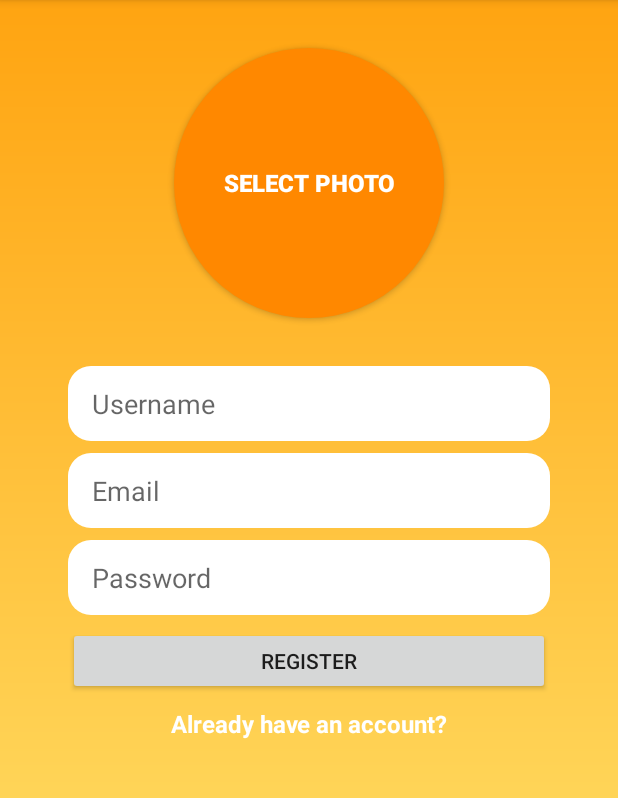
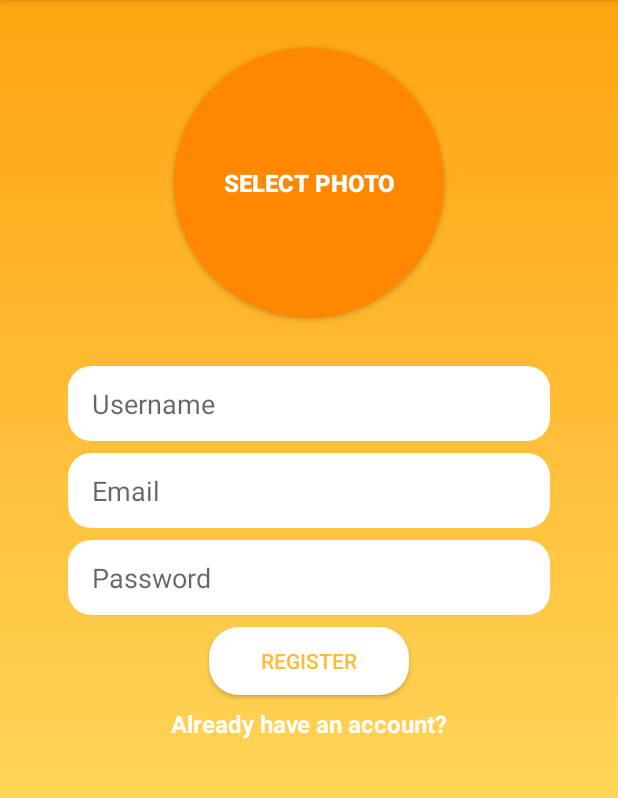
Before and after one commit to hkhaisty/Mobile_Software_Dev, an Android app: the screen it shows after launch (RegistrationActivity), on a phone screen of 412 x 824 dp, the part 84-882 px from its top. Run offline under Robolectric (Android 15) with nearby library versions, the phone set to English and light mode, and no system bars; our stand-ins replace CircleImageView, Firebase (no records; nobody signed in at launch, a user with empty details on screens opened directly).

Commit message:
adds things here and there

```diff
--- a/InstantMessengerTesting/app/src/main/res/drawable/rounded_edittext.xml
+++ b/InstantMessengerTesting/app/src/main/res/drawable/rounded_edittext.xml
@@ -2,6 +2,6 @@
 <shape xmlns:android="http://schemas.android.com/apk/res/android">
 
     <solid android:color="@android:color/white"/>
-    <corners android:radius = "25dp"/>
+    <corners android:radius = "20dp"/>
 
 </shape>
--- a/InstantMessengerTesting/app/src/main/res/layout/activity_login.xml
+++ b/InstantMessengerTesting/app/src/main/res/layout/activity_login.xml
@@ -39,7 +39,7 @@
     <Button
             android:text="LOGIN"
             android:layout_width="141dp"
-            android:layout_height="wrap_content"
+            android:layout_height="39dp"
             android:background="@drawable/textboxroundedcorners"
             android:textColor="@android:color/holo_orange_dark"
             android:id="@+id/loginLogin_button" android:layout_marginTop="16dp"
--- a/InstantMessengerTesting/app/src/main/res/layout/activity_registration.xml
+++ b/InstantMessengerTesting/app/src/main/res/layout/activity_registration.xml
@@ -60,13 +60,17 @@
     <Button
             android:id="@+id/registerRegistration_button"
             android:text="REGISTER"
-            android:layout_width="0dp"
+            android:layout_width="133dp"
             android:layout_height="45dp"
+            android:background="@drawable/rounded_edittext"
+            android:textColor="@android:color/holo_orange_light"
             android:layout_marginTop="8dp"
             app:layout_constraintTop_toBottomOf="@+id/passwordRegistration_edittext"
-            app:layout_constraintEnd_toEndOf="@+id/passwordRegistration_edittext"
-            app:layout_constraintStart_toStartOf="@+id/passwordRegistration_edittext"
-    />
+            android:layout_marginBottom="8dp"
+            app:layout_constraintBottom_toTopOf="@+id/alreadyhaveaccountRegistration_textview"
+            app:layout_constraintEnd_toEndOf="parent" android:layout_marginEnd="162dp"
+            android:layout_marginRight="162dp" app:layout_constraintStart_toStartOf="parent"
+            android:layout_marginLeft="162dp" android:layout_marginStart="162dp"/>
 
     <!--Text view to access login screen for existing users-->
     <TextView
--- a/InstantMessengerTesting/app/src/main/res/layout/sent_messages_display.xml
+++ b/InstantMessengerTesting/app/src/main/res/layout/sent_messages_display.xml
@@ -1,9 +1,10 @@
 <?xml version="1.0" encoding="utf-8"?>
 <android.support.constraint.ConstraintLayout
         xmlns:android="http://schemas.android.com/apk/res/android"
-        xmlns:app="http://schemas.android.com/apk/res-auto" xmlns:tools="http://schemas.android.com/tools"
+        xmlns:app="http://schemas.android.com/apk/res-auto"
         android:layout_width="match_parent"
         android:layout_height="wrap_content"
+        android:background="@android:color/transparent"
         android:layout_marginBottom="12dp">
 
     <TextView
```
Also changed, not shown: InstantMessengerTesting/app/src/main/res/layout/activity_chat_log.xml (+5 -4 lines).
